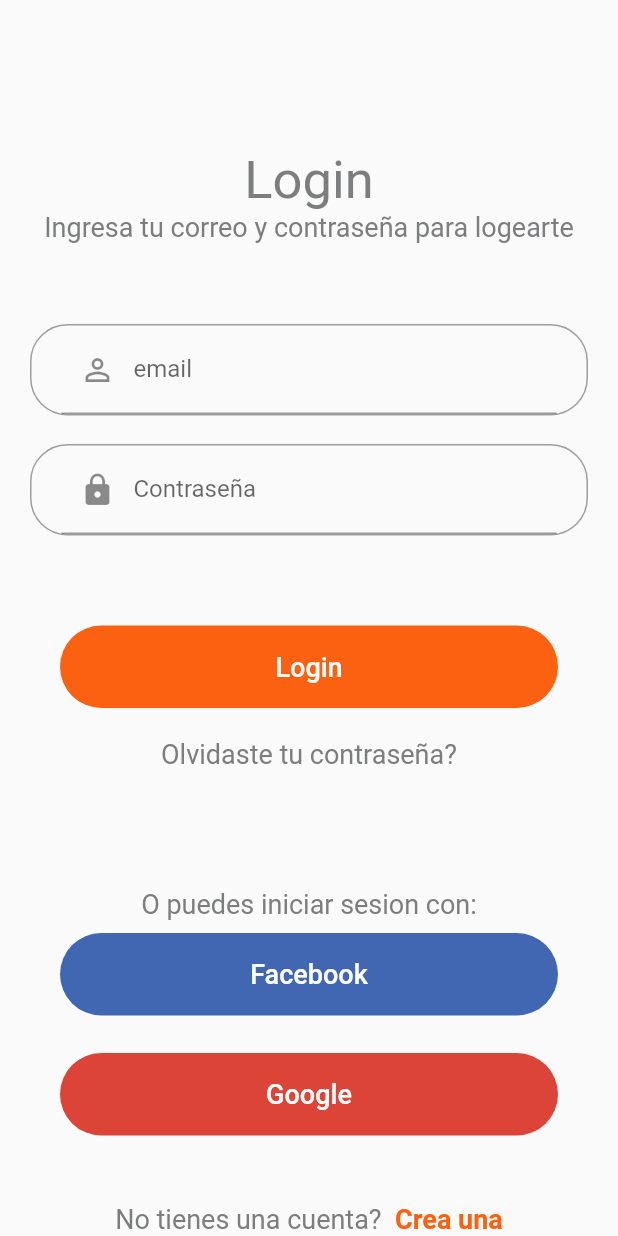
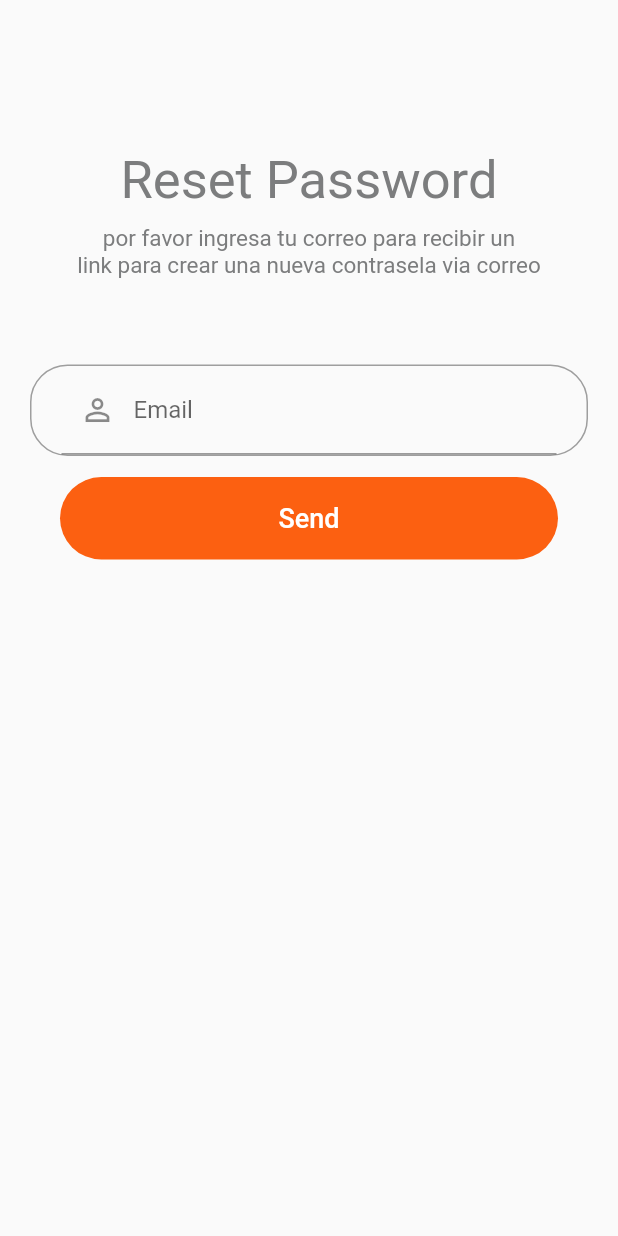
Before and after one commit to WhiteWolf720/ChanguitoApp, a Flutter app: the screen it shows after launch, on a phone screen of 412 x 824 dp. Run offline on Flutter 3.47's test engine with Material 2 defaults, Android fonts, the phone set to English and light mode, and no system bars; our stand-ins replace mask_text_input_formatter.

Commit message:
8to envio - ResetPassword

```diff
--- a/lib/main.dart
+++ b/lib/main.dart
@@ -8,7 +8,7 @@
     (
       debugShowCheckedModeBanner: false,
       title: 'Changuito Express',
-      initialRoute: '/logins',
+      initialRoute: '/resetpass',
       routes: routes,
       theme: ThemeData(
         primaryColor: Color.fromRGBO(252, 96, 17, 1.0),
--- /dev/null
+++ b/lib/pages/loginReset.dart
@@ -0,0 +1,98 @@
+import 'package:flutter/material.dart';
+import 'package:flutter/services.dart';
+
+
+class ResetPass extends StatelessWidget {
+  const ResetPass({Key? key}) : super(key: key);
+
+  @override
+  Widget build(BuildContext context) {
+    final _height = MediaQuery.of(context).size.height;
+
+    return Scaffold(
+      body: Stack(
+        children: <Widget>[
+          Column(
+            children: <Widget>[
+              SizedBox(
+                width: double.infinity,
+                height: _height * 0.5,
+                //color: Colors.purple,
+                child: Column(children: [
+                  Container(
+                    margin: const EdgeInsets.only(top: 100.0),
+                    child: Wrap(
+                      alignment: WrapAlignment.center,
+                      children: [
+                        const Text(
+                          'Reset Password',
+                          style: TextStyle(
+                              color: Color.fromRGBO(124, 125, 126, 1.0),
+                              fontSize: 35.0),
+                        ),
+                        const SizedBox(
+                          height: 50.0,
+                        ),
+                        const Text(
+                          'por favor ingresa tu correo para recibir un',
+                          style: TextStyle(
+                              color: Color.fromRGBO(124, 125, 126, 1.0),
+                              fontSize: 15.0),
+                        ),
+                        const Text(
+                          'link para crear una nueva contrasela via correo',
+                          style: TextStyle(
+                              color: Color.fromRGBO(124, 125, 126, 1.0),
+                              fontSize: 15.0),
+                        ),
+                        const SizedBox(
+                          height: 75.0,
+                        ),
+                        const SizedBox(
+                          height: 30.0,
+                        ),
+                        Container(
+                          padding: const EdgeInsets.symmetric(horizontal: 20.0),
+                          margin: const EdgeInsets.symmetric(horizontal: 20.0),
+                          decoration: BoxDecoration(
+                              borderRadius: BorderRadius.circular(25.0),
+                              border: Border.all(color: Colors.grey)),
+                          child: const TextField(
+                              decoration: InputDecoration(
+                                  prefixIcon: Icon(Icons.person_outline),
+                                  labelText: 'Email',
+                                  hintText: 'diegooy.ti20@utsjr.edu.mx')),
+                        ),
+                        const SizedBox(
+                          height: 75.0,
+                        ),
+                                                const SizedBox(
+                          height: 70.0,
+                        ),
+                        Container(
+                          width: double.infinity,
+                          height: 55.0,
+                          margin:
+                              const EdgeInsets.only(left: 40.0, right: 40.0),
+                          decoration: BoxDecoration(
+                              borderRadius: BorderRadius.circular(30),
+                              color: Theme.of(context).primaryColor),
+                          child: const TextButton(
+                            onPressed: null,
+                            child: Text('Send',
+                                style: TextStyle(
+                                    fontSize: 18.0, color: Colors.white)),
+                          ),
+                        ),
+                      ],
+                    ),
+                  )
+                ]),
+              )
+            ],
+          )
+        ],
+      ),
+    );
+  }
+}
--- a/lib/src/routes.dart
+++ b/lib/src/routes.dart
@@ -2,11 +2,15 @@
 import 'package:changutiapp/pages/loginMethods.dart';
 import 'package:changutiapp/pages/loginPage.dart';
 import 'package:changutiapp/pages/homePage.dart';
+import 'package:changutiapp/pages/loginReset.dart';
+import 'package:changutiapp/pages/loginSignUp.dart';
 import 'package:flutter/cupertino.dart';
 
 final routes=<String, WidgetBuilder>
 {
   '/':(BuildContext context)=>const HomePage(),
   '/login':(BuildContext context) => const LoginPage(),
-  '/logins':(BuildContext context) => const LoginMethods()
+  '/logins':(BuildContext context) => const LoginMethods(),
+  '/signup':(BuildContext context) => const SignUp(),
+  '/resetpass':(BuildContext context) => const ResetPass()
 };
```
Also changed, not shown: lib/pages/loginSignUp.dart (added, +208 -0 lines).
